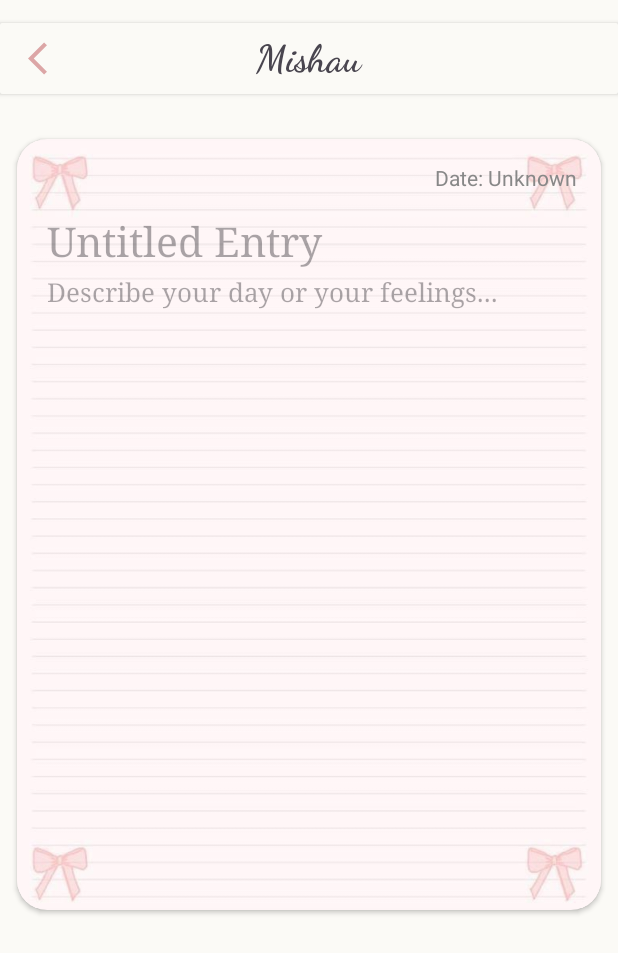
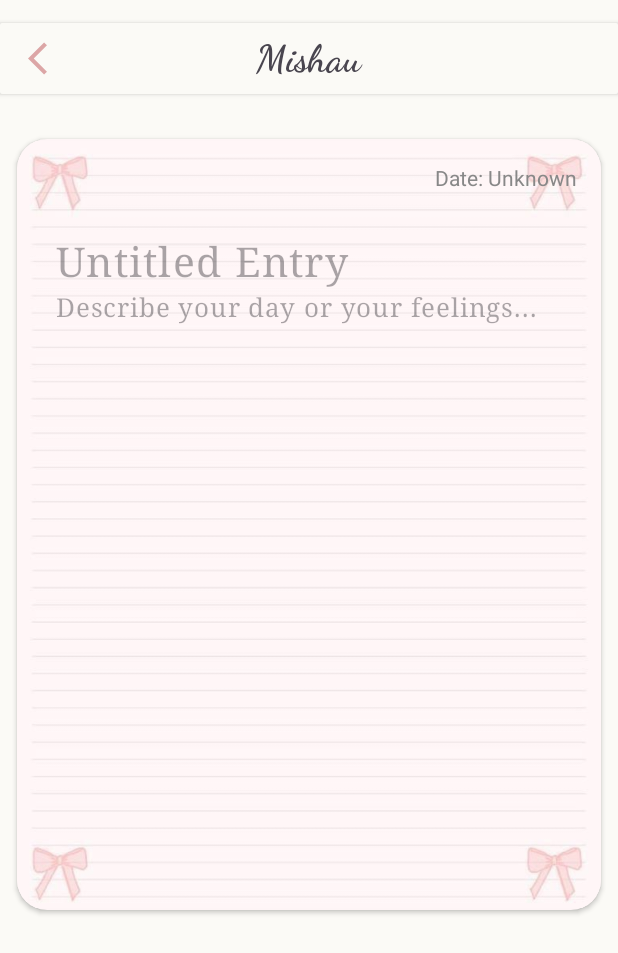
Before and after one commit to PorpleRuby/journal, an Android app: the EntryDetailActivity screen opened directly, with no data from a screen before it, on a phone screen of 412 x 824 dp. Shown: the top 953 px of the screen. Run offline under Robolectric (Android 15) with nearby library versions, the phone set to English and light mode, and no system bars; our stand-ins replace Firebase (no records; nobody signed in at launch, a user with empty details on screens opened directly).

Commit message:
edit wokring

```diff
--- a/app/src/main/res/layout/activity_entry_detail.xml
+++ b/app/src/main/res/layout/activity_entry_detail.xml
@@ -78,31 +78,37 @@
                     android:layout_height="wrap_content"
                     app:srcCompat="@drawable/paper" />
 
-                <TextView
+                <EditText
                     android:id="@+id/detail_title"
+                    style="@style/Widget.Material3.TextInputEditText.OutlinedBox.Dense"
                     android:layout_width="371dp"
                     android:layout_height="wrap_content"
                     android:layout_gravity="left"
-                    android:layout_marginLeft="20dp"
+                    android:layout_marginLeft="10dp"
                     android:layout_marginTop="50dp"
                     android:fontFamily="serif"
                     android:gravity="start|top"
                     android:hint="Untitled Entry"
+                    android:paddingBottom="0dp"
                     android:textColor="#2E3D40"
                     android:textSize="27sp" />
 
-                <TextView
+                <EditText
                     android:id="@+id/detail_content"
+                    style="@style/Widget.Material3.AutoCompleteTextView.FilledBox"
                     android:layout_width="368dp"
                     android:layout_height="342dp"
                     android:layout_gravity="left"
-                    android:layout_marginLeft="20dp"
-                    android:layout_marginTop="90dp"
+                    android:layout_marginLeft="10dp"
+                    android:layout_marginTop="100dp"
                     android:fontFamily="serif"
                     android:gravity="start|top"
                     android:hint="Describe your day or your feelings..."
+                    android:paddingTop="0dp"
                     android:textColor="#2E3D40"
                     android:textSize="17sp" />
+
+
 
                 <TextView
                     android:id="@+id/detail_date"
@@ -115,7 +121,19 @@
                     android:text="Date: Unknown"
                     android:textColor="#888888"
                     android:textSize="14sp" />
+
             </androidx.cardview.widget.CardView>
+
+            <Button
+                android:id="@+id/save_button"
+                android:layout_width="223dp"
+                android:layout_height="wrap_content"
+                android:layout_gravity="center"
+                android:backgroundTint="#EFB8B6"
+                android:text="Save Changes"
+
+                android:textSize="19sp" />
+
         </LinearLayout>
     </ScrollView>
 
--- a/app/src/main/res/layout/activity_entry_form.xml
+++ b/app/src/main/res/layout/activity_entry_form.xml
@@ -129,7 +129,8 @@
                 android:layout_gravity="center"
                 android:backgroundTint="#EFB8B6"
                 android:text="Submit"
-                android:textSize="19sp" />
+                android:textSize="19sp"
+                android:visibility="gone" />
         </LinearLayout>
     </ScrollView>
 
```
Also changed, not shown: app/src/main/java/com/example/journal/EntryDetailActivity.kt (+105 -4 lines).
